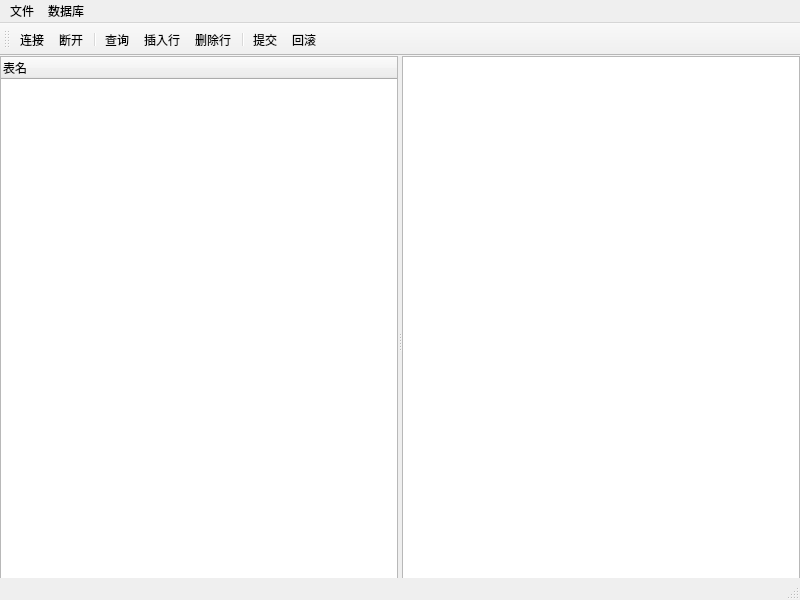
First picture: the form in mainwindow.ui, repository Varlike0013/OracleQtMES, before the edit.
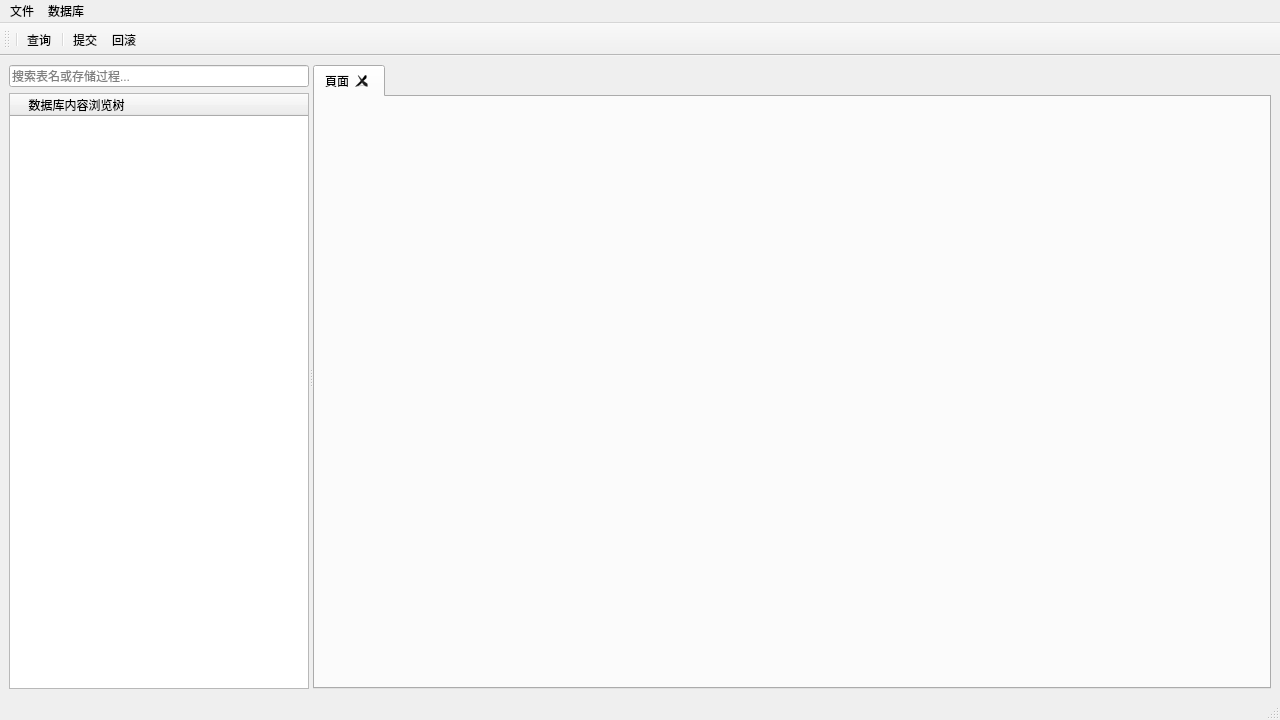
Second picture: the form after the edit.

Patch:
```diff
--- a/mainwindow.ui
+++ b/mainwindow.ui
@@ -6,49 +6,99 @@
    <rect>
     <x>0</x>
     <y>0</y>
-    <width>800</width>
-    <height>600</height>
+    <width>1280</width>
+    <height>720</height>
    </rect>
   </property>
   <property name="windowTitle">
    <string>数据库浏览器</string>
   </property>
   <widget class="QWidget" name="centralwidget">
-   <widget class="QSplitter" name="splitter">
-    <property name="geometry">
-     <rect>
-      <x>0</x>
-      <y>0</y>
-      <width>800</width>
-      <height>570</height>
-     </rect>
-    </property>
-    <property name="orientation">
-     <enum>Qt::Orientation::Horizontal</enum>
-    </property>
-    <widget class="QTreeWidget" name="treeTables">
-     <column>
-      <property name="text">
-       <string>表名</string>
+   <property name="enabled">
+    <bool>true</bool>
+   </property>
+   <property name="layoutDirection">
+    <enum>Qt::LayoutDirection::LeftToRight</enum>
+   </property>
+   <layout class="QVBoxLayout" name="verticalLayout">
+    <item>
+     <widget class="QSplitter" name="splitter">
+      <property name="orientation">
+       <enum>Qt::Orientation::Horizontal</enum>
       </property>
-     </column>
-    </widget>
-    <widget class="QTableView" name="tableView">
-     <property name="alternatingRowColors">
-      <bool>true</bool>
-     </property>
-     <attribute name="verticalHeaderVisible">
-      <bool>false</bool>
-     </attribute>
-    </widget>
-   </widget>
+      <property name="opaqueResize">
+       <bool>true</bool>
+      </property>
+      <widget class="QWidget" name="leftPanel" native="true">
+       <property name="maximumSize">
+        <size>
+         <width>300</width>
+         <height>16777215</height>
+        </size>
+       </property>
+       <layout class="QVBoxLayout" name="leftLayout">
+        <property name="leftMargin">
+         <number>0</number>
+        </property>
+        <property name="topMargin">
+         <number>0</number>
+        </property>
+        <property name="rightMargin">
+         <number>0</number>
+        </property>
+        <property name="bottomMargin">
+         <number>0</number>
+        </property>
+        <item>
+         <widget class="QLineEdit" name="searchEdit">
+          <property name="placeholderText">
+           <string>搜索表名或存储过程...</string>
+          </property>
+          <property name="clearButtonEnabled">
+           <bool>true</bool>
+          </property>
+         </widget>
+        </item>
+        <item>
+         <widget class="QTreeWidget" name="treeObjects">
+          <property name="contextMenuPolicy">
+           <enum>Qt::ContextMenuPolicy::NoContextMenu</enum>
+          </property>
+          <property name="columnCount">
+           <number>1</number>
+          </property>
+          <property name="headerLabel" stdset="0">
+           <string>对象名称</string>
+          </property>
+          <column>
+           <property name="text">
+            <string notr="true">     数据库内容浏览树</string>
+           </property>
+          </column>
+         </widget>
+        </item>
+       </layout>
+      </widget>
+      <widget class="QTabWidget" name="tabWidget">
+       <property name="tabsClosable">
+        <bool>true</bool>
+       </property>
+       <widget class="QWidget" name="tab">
+        <attribute name="title">
+         <string>頁面</string>
+        </attribute>
+       </widget>
+      </widget>
+     </widget>
+    </item>
+   </layout>
   </widget>
   <widget class="QMenuBar" name="menubar">
    <property name="geometry">
     <rect>
      <x>0</x>
      <y>0</y>
-     <width>800</width>
+     <width>1280</width>
      <height>20</height>
     </rect>
    </property>
@@ -78,12 +128,8 @@
    <attribute name="toolBarBreak">
     <bool>false</bool>
    </attribute>
-   <addaction name="actionConnect"/>
-   <addaction name="actionDisconnect"/>
    <addaction name="separator"/>
    <addaction name="actionQuery"/>
-   <addaction name="actionInsertRow"/>
-   <addaction name="actionDeleteRow"/>
    <addaction name="separator"/>
    <addaction name="actionSubmit"/>
    <addaction name="actionRevert"/>
@@ -97,22 +143,6 @@
     <string>Ctrl+Q</string>
    </property>
   </action>
-  <action name="actionConnect">
-   <property name="text">
-    <string>连接</string>
-   </property>
-   <property name="toolTip">
-    <string>连接到数据库</string>
-   </property>
-  </action>
-  <action name="actionDisconnect">
-   <property name="text">
-    <string>断开</string>
-   </property>
-   <property name="toolTip">
-    <string>断开数据库</string>
-   </property>
-  </action>
   <action name="actionQuery">
    <property name="text">
     <string>查询</string>
@@ -121,16 +151,6 @@
     <string>执行SQL查询</string>
    </property>
   </action>
-  <action name="actionInsertRow">
-   <property name="text">
-    <string>插入行</string>
-   </property>
-  </action>
-  <action name="actionDeleteRow">
-   <property name="text">
-    <string>删除行</string>
-   </property>
-  </action>
   <action name="actionSubmit">
    <property name="text">
     <string>提交</string>
```
Left out of the diff: 11 changed lines with no effect on the pictures.
